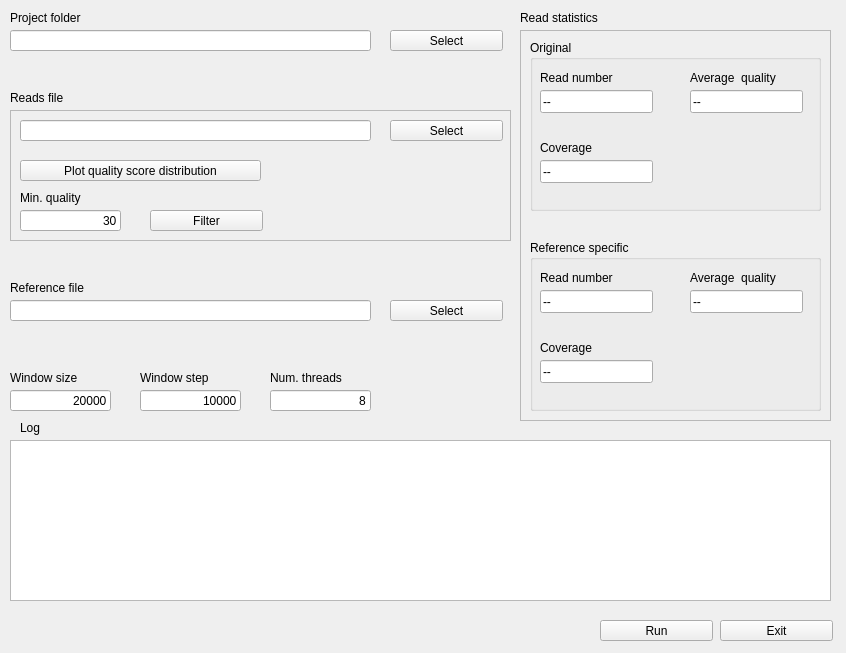
Above: src/GUI/GUI2.ui from salvocamiolo/PacBioRead before the change. Below: the same form after it.
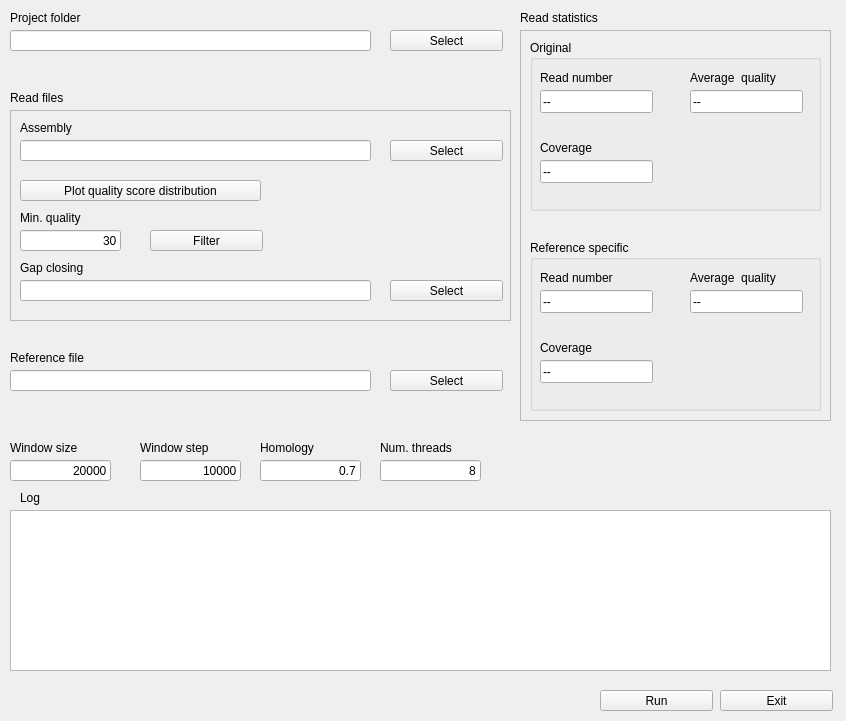
That is the form after the change.

Patch:
```diff
--- a/src/GUI/GUI2.ui
+++ b/src/GUI/GUI2.ui
@@ -7,7 +7,7 @@
     <x>0</x>
     <y>0</y>
     <width>846</width>
-    <height>653</height>
+    <height>721</height>
    </rect>
   </property>
   <property name="windowTitle">
@@ -59,14 +59,14 @@
     </rect>
    </property>
    <property name="text">
-    <string>Reads file</string>
+    <string>Read files</string>
    </property>
   </widget>
   <widget class="QPushButton" name="referenceButton">
    <property name="geometry">
     <rect>
      <x>390</x>
-     <y>300</y>
+     <y>370</y>
      <width>113</width>
      <height>21</height>
     </rect>
@@ -79,7 +79,7 @@
    <property name="geometry">
     <rect>
      <x>10</x>
-     <y>280</y>
+     <y>350</y>
      <width>101</width>
      <height>16</height>
     </rect>
@@ -92,7 +92,7 @@
    <property name="geometry">
     <rect>
      <x>10</x>
-     <y>300</y>
+     <y>370</y>
      <width>361</width>
      <height>21</height>
     </rect>
@@ -102,7 +102,7 @@
    <property name="geometry">
     <rect>
      <x>10</x>
-     <y>370</y>
+     <y>440</y>
      <width>101</width>
      <height>16</height>
     </rect>
@@ -115,7 +115,7 @@
    <property name="geometry">
     <rect>
      <x>10</x>
-     <y>390</y>
+     <y>460</y>
      <width>101</width>
      <height>21</height>
     </rect>
@@ -131,7 +131,7 @@
    <property name="geometry">
     <rect>
      <x>140</x>
-     <y>390</y>
+     <y>460</y>
      <width>101</width>
      <height>21</height>
     </rect>
@@ -147,7 +147,7 @@
    <property name="geometry">
     <rect>
      <x>140</x>
-     <y>370</y>
+     <y>440</y>
      <width>101</width>
      <height>16</height>
     </rect>
@@ -160,7 +160,7 @@
    <property name="geometry">
     <rect>
      <x>600</x>
-     <y>620</y>
+     <y>690</y>
      <width>113</width>
      <height>21</height>
     </rect>
@@ -173,7 +173,7 @@
    <property name="geometry">
     <rect>
      <x>720</x>
-     <y>620</y>
+     <y>690</y>
      <width>113</width>
      <height>21</height>
     </rect>
@@ -186,7 +186,7 @@
    <property name="geometry">
     <rect>
      <x>20</x>
-     <y>420</y>
+     <y>490</y>
      <width>111</width>
      <height>16</height>
     </rect>
@@ -199,7 +199,7 @@
    <property name="geometry">
     <rect>
      <x>10</x>
-     <y>440</y>
+     <y>510</y>
      <width>821</width>
      <height>161</height>
     </rect>
@@ -208,8 +208,8 @@
   <widget class="QLineEdit" name="numThreadsLineEdit">
    <property name="geometry">
     <rect>
-     <x>270</x>
-     <y>390</y>
+     <x>380</x>
+     <y>460</y>
      <width>101</width>
      <height>21</height>
     </rect>
@@ -224,8 +224,8 @@
   <widget class="QLabel" name="numThreadsLabel">
    <property name="geometry">
     <rect>
-     <x>270</x>
-     <y>370</y>
+     <x>380</x>
+     <y>440</y>
      <width>101</width>
      <height>16</height>
     </rect>
@@ -487,7 +487,7 @@
      <x>10</x>
      <y>110</y>
      <width>501</width>
-     <height>131</height>
+     <height>211</height>
     </rect>
    </property>
    <property name="frameShape">
@@ -500,7 +500,7 @@
     <property name="geometry">
      <rect>
       <x>10</x>
-      <y>10</y>
+      <y>30</y>
       <width>351</width>
       <height>21</height>
      </rect>
@@ -510,7 +510,7 @@
     <property name="geometry">
      <rect>
       <x>380</x>
-      <y>10</y>
+      <y>30</y>
       <width>113</width>
       <height>21</height>
      </rect>
@@ -523,7 +523,7 @@
     <property name="geometry">
      <rect>
       <x>10</x>
-      <y>50</y>
+      <y>70</y>
       <width>241</width>
       <height>21</height>
      </rect>
@@ -536,7 +536,7 @@
     <property name="geometry">
      <rect>
       <x>140</x>
-      <y>100</y>
+      <y>120</y>
       <width>113</width>
       <height>21</height>
      </rect>
@@ -549,7 +549,7 @@
     <property name="geometry">
      <rect>
       <x>10</x>
-      <y>100</y>
+      <y>120</y>
       <width>101</width>
       <height>21</height>
      </rect>
@@ -565,7 +565,7 @@
     <property name="geometry">
      <rect>
       <x>10</x>
-      <y>80</y>
+      <y>100</y>
       <width>101</width>
       <height>16</height>
      </rect>
@@ -574,6 +574,84 @@
      <string>Min. quality</string>
     </property>
    </widget>
+   <widget class="QLabel" name="label_8">
+    <property name="geometry">
+     <rect>
+      <x>10</x>
+      <y>10</y>
+      <width>161</width>
+      <height>16</height>
+     </rect>
+    </property>
+    <property name="text">
+     <string>Assembly</string>
+    </property>
+   </widget>
+   <widget class="QLabel" name="label_10">
+    <property name="geometry">
+     <rect>
+      <x>10</x>
+      <y>150</y>
+      <width>161</width>
+      <height>16</height>
+     </rect>
+    </property>
+    <property name="text">
+     <string>Gap closing</string>
+    </property>
+   </widget>
+   <widget class="QPushButton" name="gapClosingReadsButton">
+    <property name="geometry">
+     <rect>
+      <x>380</x>
+      <y>170</y>
+      <width>113</width>
+      <height>21</height>
+     </rect>
+    </property>
+    <property name="text">
+     <string>Select</string>
+    </property>
+   </widget>
+   <widget class="QLineEdit" name="gapClosingReadsLineEdit">
+    <property name="geometry">
+     <rect>
+      <x>10</x>
+      <y>170</y>
+      <width>351</width>
+      <height>21</height>
+     </rect>
+    </property>
+   </widget>
+  </widget>
+  <widget class="QLabel" name="numThreadsLabel_2">
+   <property name="geometry">
+    <rect>
+     <x>260</x>
+     <y>440</y>
+     <width>101</width>
+     <height>16</height>
+    </rect>
+   </property>
+   <property name="text">
+    <string>Homology</string>
+   </property>
+  </widget>
+  <widget class="QLineEdit" name="homologyLineEdit">
+   <property name="geometry">
+    <rect>
+     <x>260</x>
+     <y>460</y>
+     <width>101</width>
+     <height>21</height>
+    </rect>
+   </property>
+   <property name="text">
+    <string>0.7</string>
+   </property>
+   <property name="alignment">
+    <set>Qt::AlignRight|Qt::AlignTrailing|Qt::AlignVCenter</set>
+   </property>
   </widget>
  </widget>
  <resources/>
```
